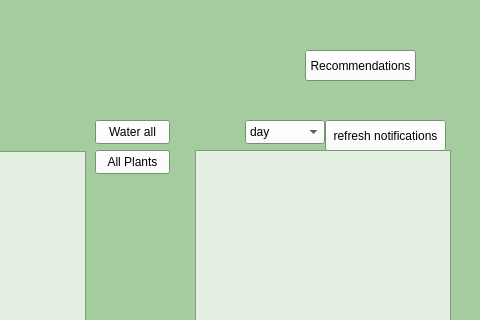
Old version of the form project/ui/main_menu.ui in the repository denzelxav/Plantfolio; both pictures show x 145 to 625 and y 0 to 320 of the 625 by 450 pixel window.
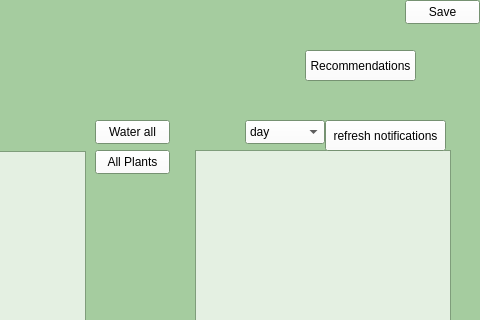
New version of the form. Icons and pictures are not drawn.

Patch:
```diff
--- a/project/ui/main_menu.ui
+++ b/project/ui/main_menu.ui
@@ -380,6 +380,19 @@
      <string>refresh notifications</string>
     </property>
    </widget>
+   <widget class="QPushButton" name="save_button">
+    <property name="geometry">
+     <rect>
+      <x>550</x>
+      <y>0</y>
+      <width>75</width>
+      <height>24</height>
+     </rect>
+    </property>
+    <property name="text">
+     <string>Save</string>
+    </property>
+   </widget>
   </widget>
   <widget class="QMenuBar" name="menubar">
    <property name="geometry">
```
